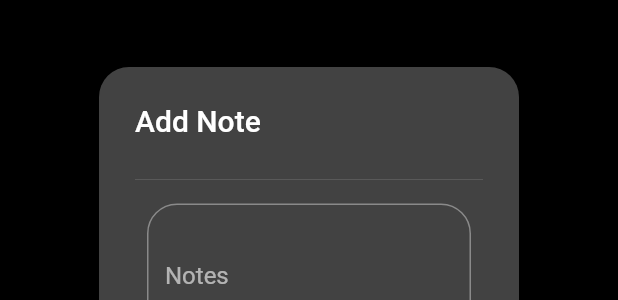
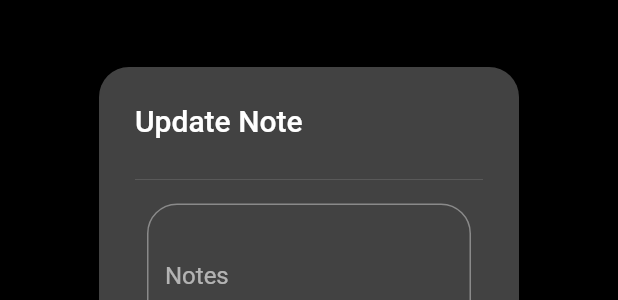
Before and after one commit to joscha0/speedclimb-stopwatch, a Flutter app: the AddNoteDialog widget shown alone on an empty page, opened directly with empty values, on a phone screen of 412 x 824 dp. Shown: the part 338-638 px from the top of the screen. Run offline on Flutter 3.47's test engine with Material 2 defaults, Android fonts, the light colour scheme and no system bars; our stand-ins replace audioplayers, flutter_riverpod, flutter_slidable, isar, riverpod_annotation, shimmer and 1 more; accounts and stored records are empty; generated files the repository leaves out were written again.

Commit message:
update note

```diff
--- a/lib/widgets/add_note_dialog.dart
+++ b/lib/widgets/add_note_dialog.dart
@@ -23,7 +23,7 @@ class _AddNoteDialogState extends ConsumerState<AddNoteDialog> {
   @override
   Widget build(BuildContext context) {
     return AlertDialog(
-      title: const Text("Add Note"),
+      title: const Text("Update Note"),
       shape: const RoundedRectangleBorder(
           borderRadius: BorderRadius.all(Radius.circular(20))),
       content: SingleChildScrollView(
```
Also changed, not shown: lib/views/list_view.dart (+7 -1 lines).
